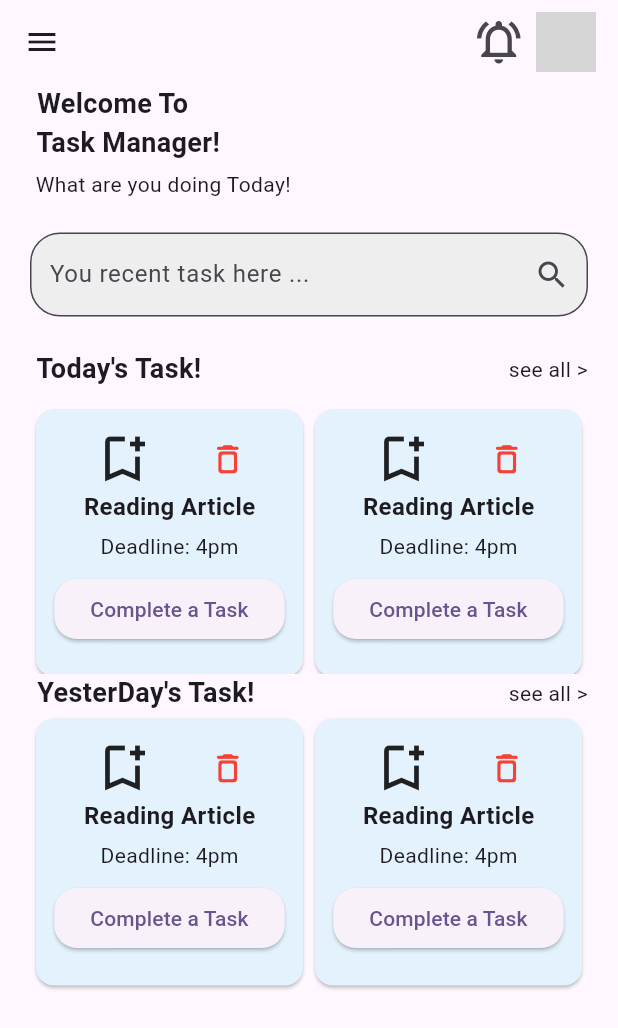
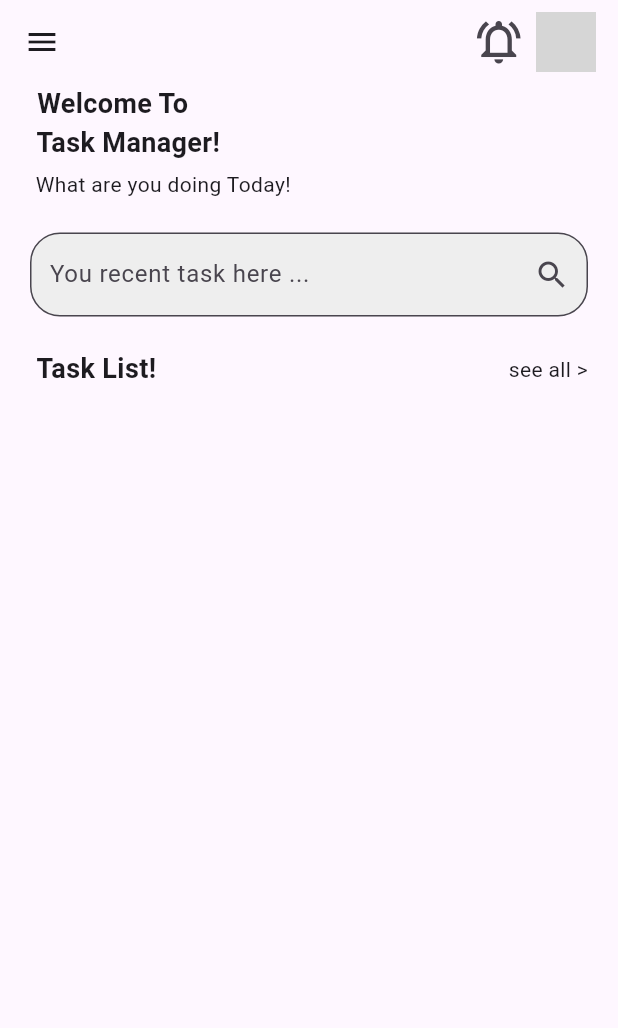
Before and after one commit to mervinkogei/flutter_trial_todo_app, a Flutter app: the HomeScreen screen opened directly, on a phone screen of 412 x 824 dp. Shown: the top 1028 px of the screen. Run offline on Flutter 3.47's test engine with Material 3 defaults, Android fonts, the phone set to English and light mode, and no system bars; our stand-ins replace flutter_easyloading, fluttertoast; missing offline and left inert: quickeydb, splash_view; accounts and stored records are empty; grey boxes are pictures that could not be loaded.

Commit message:
displayed the list of Task list on the homepage

```diff
--- a/lib/Screens/home.dart
+++ b/lib/Screens/home.dart
@@ -1,5 +1,6 @@
 import 'package:flutter/material.dart';
 import 'package:quickeydb/quickeydb.dart';
+import 'package:trial_todo_app/Database/Models/task_model.dart';
 import 'package:trial_todo_app/Database/Schema/task_schema.dart';
 import 'package:trial_todo_app/Database/Schema/user_schema.dart';
 import 'package:trial_todo_app/Utils/data_function.dart';
@@ -18,7 +19,7 @@ class HomeScreen extends StatefulWidget {
 class _HomeScreenState extends State<HomeScreen> {
  var itemCounter = 2;
  late UserSchema userItems;
- List<TaskSchema> tasks =[];
+ List<Task> tasks = [];
 
  checkUser() async{
   print( await QuickeyDB.getInstance!<UserSchema>()!.findBy({'email': 'mark@gmail.com'}));
@@ -27,17 +28,17 @@ class _HomeScreenState extends State<HomeScreen> {
 
  Future<void>fetchTasksList() async{
   final response = await QuickeyDB.getInstance!<TaskSchema>()?.all;
-  //  final results = await database!.rawQuery('SELECT * FROM user');
-
-  // Extract the response body as a string
-  print(response);
-  // setState(() {
-  //   tasks = response!.cast<TaskSchema>();
-  // });
-
-  // return response;
-
- }
+  var responseData = response;
+  for (var i = responseData!.length-1; i > -1; i--) {
+  Task task = Task(
+            taskName: responseData[i]!.taskName,
+            description: responseData[i]!.description,
+            startDate: responseData[i]!.startDate,
+            endDate: responseData[i]!.endDate
+          );
+          tasks.add(task);
+        }
+   }
 
 @override
   void initState() {
@@ -92,7 +93,7 @@ class _HomeScreenState extends State<HomeScreen> {
                 mainAxisAlignment: MainAxisAlignment.spaceBetween,
                 children: [
                   const Text(
-                    ' Today\'s Task!',
+                    ' Task List!',
                     style: ThemeStyling.welcomeTitle,
                   ),
                   InkWell(
@@ -115,7 +116,7 @@ class _HomeScreenState extends State<HomeScreen> {
               ),
               const SizedBox(height: 10,),
               Container(
-                height: itemCounter != 12? 180: 350,
+                height:350,
                 child: Column(
                   children: [
                     Expanded(
@@ -124,7 +125,7 @@ class _HomeScreenState extends State<HomeScreen> {
                             shrinkWrap: true,
                             physics: const NeverScrollableScrollPhysics(),
                             crossAxisCount: 2,
-                            children: List.generate(itemCounter, (index) {
+                            children: List.generate(tasks.length, (index) {
                               return Card(
                                 color: Colors.blue[50],
                                 child: Column(
@@ -149,20 +150,20 @@ class _HomeScreenState extends State<HomeScreen> {
                                         ),
                                       ],
                                     ),
-                                    const Text(
-                                      'Reading Article',
+                                     Text(
+                                      '${tasks[index].taskName}',
                                       style: ThemeStyling.taskCardTitle,
                                     ),
                                     const SizedBox(
                                       height: 5,
                                     ),
-                                    const Row(
+                                     Row(
                                       mainAxisAlignment:
                                           MainAxisAlignment.center,
                                           crossAxisAlignment: CrossAxisAlignment.center,
                                       children: [
                                         Text('Deadline: '),
-                                        Text('4pm'),
+                                        Text('${tasks[index].endDate}'),
                                       ],
                                     ),
                                     Padding(
@@ -187,40 +188,41 @@ class _HomeScreenState extends State<HomeScreen> {
                   ],
                 ),
               ),
-              Visibility(
-                visible: itemCounter == 12? false: true,
-                child: Column(
-                  children: [
-                            Row(
-                  mainAxisAlignment: MainAxisAlignment.spaceBetween,
-                  children: [
-                    Text(
-                      ' YesterDay\'s Task!',
-                      style: ThemeStyling.welcomeTitle,
-                    ),
-                    InkWell(
-                      onTap: (){
-                        setState(() {
-                          if(itemCounter ==2){
-                            setState(() {
-                              itemCounter = 12;
-                            });
-                          }else{
-                            setState(() {
-                              itemCounter =2;
-                            });
-                          }
-                        });
+              // Visibility(
+              //   visible: itemCounter == 12? false: true,
+              //   child: Column(
+              //     children: [
+              //               Row(
+              //     mainAxisAlignment: MainAxisAlignment.spaceBetween,
+              //     children: [
+              //       Text(
+              //         ' YesterDay\'s Task!',
+              //         style: ThemeStyling.welcomeTitle,
+              //       ),
+              //       InkWell(
+              //         onTap: (){
+              //           setState(() {
+              //             if(itemCounter ==2){
+              //               setState(() {
+              //                 itemCounter = 12;
+              //               });
+              //             }else{
+              //               setState(() {
+              //                 itemCounter =2;
+              //               });
+              //             }
+              //           });
 
-                      },
-                      child: Text( itemCounter == 2 ? ' see all >': 'Hide ^')),
-                  ],
-                ),
-                TaskCardWidget()
+              //         },
+              //         child: Text( itemCounter == 2 ? ' see all >': 'Hide ^')),
+              //     ],
+              //   ),
+              //   TaskCardWidget()
 
-                  ],
-                ),
-              )
+              //     ],
+              //   ),
+              // )
+
             ],
           ),
         ));
--- a/lib/Screens/login.dart
+++ b/lib/Screens/login.dart
@@ -1,4 +1,5 @@
 import 'package:flutter/material.dart';
+import 'package:flutter_easyloading/flutter_easyloading.dart';
 import 'package:trial_todo_app/Screens/dashboard_nav.dart';
 import 'package:trial_todo_app/Screens/signup.dart';
 import 'package:trial_todo_app/Utils/app_Colors.dart';
@@ -21,10 +22,12 @@ class _LoginScreenState extends State<LoginScreen> {
 
   loginUser() {
     if (_formKey.currentState!.validate()) {
+      EasyLoading.show(status: 'loading...');
       ScaffoldMessenger.of(context).showSnackBar(
         const SnackBar(content: Text('Processing Data')),
       ).closed.then((value) =>
       Navigator.of(context).push(MaterialPageRoute(builder: (context)=> const DashBoardScreen())));
+      EasyLoading.dismiss();
     }
 
   }
--- a/lib/Screens/profile.dart
+++ b/lib/Screens/profile.dart
@@ -18,8 +18,10 @@ class _ProfileScreenState extends State<ProfileScreen> {
         title: const Text('Your Profile', style: ThemeStyling.welcomeTitle),
       ),
       drawer: DataFunction.customMenuDrawer(context),
-      body: Center(
-        child: Text('Profile'),
+      body: Column(
+        children: [
+
+        ],
       ),
     );
   }
--- a/lib/main.dart
+++ b/lib/main.dart
@@ -6,6 +6,7 @@ import 'package:splash_view/source/presentation/widgets/done.dart';
 import 'package:trial_todo_app/Database/Schema/task_schema.dart';
 import 'package:trial_todo_app/Database/Schema/user_schema.dart';
 import 'package:trial_todo_app/Screens/login.dart';
+import 'package:flutter_easyloading/flutter_easyloading.dart';
 
 Future<void> main() async {
    SystemChrome.setSystemUIOverlayStyle(const SystemUiOverlayStyle(
@@ -66,6 +67,7 @@ class MyApp extends StatelessWidget {
            curve: Curves.linearToEaseOut,
           ),
       ),
+      builder: EasyLoading.init(),
     );
   }
 }
--- a/pubspec.yaml
+++ b/pubspec.yaml
@@ -44,7 +44,7 @@ dependencies:
   fluttertoast: ^8.2.4
   quickeydb: ^1.2.0+8
   activity: ^1.5.3+5
-  # sqflite: ^2.3.0
+  flutter_easyloading: ^3.0.5
   # path: ^1.9.0
 
 dev_dependencies:
```
Also changed, not shown: pubspec.lock.
